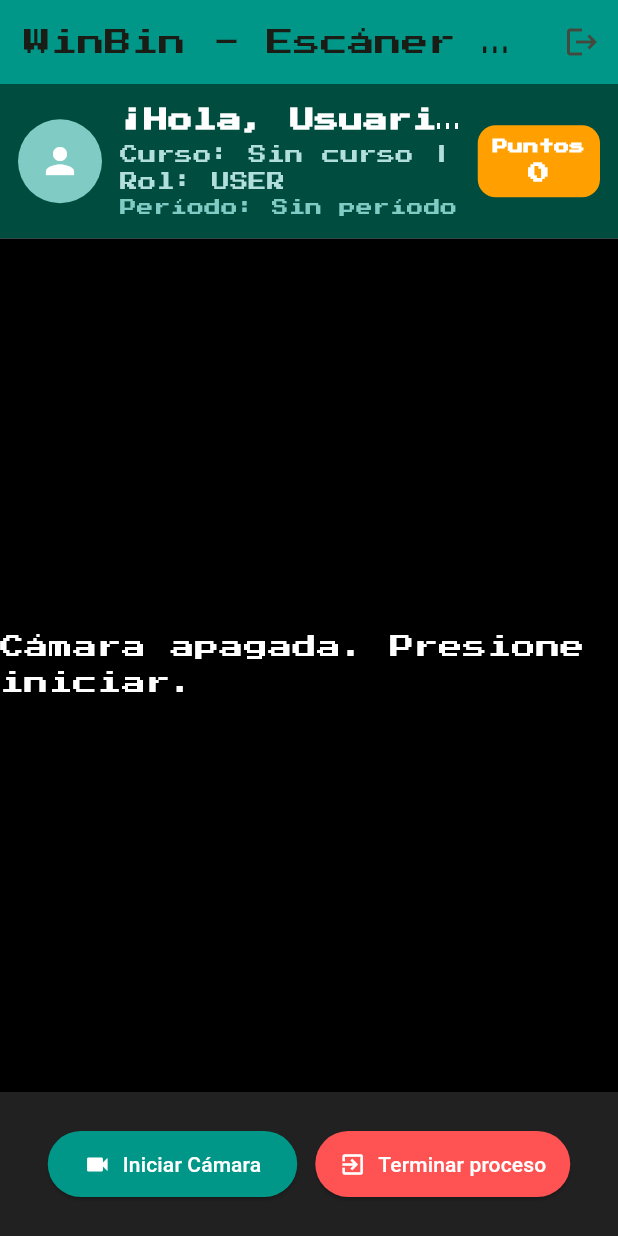
After one commit to jhongaleano/frontend_winbin_maquina, a Flutter app: the CameraScreen screen opened directly, on a phone screen of 412 x 824 dp. The commit adds this screen. Run offline on Flutter 3.47's test engine with Material 3 defaults, Android fonts, the phone set to English and light mode, and no system bars; our stand-ins replace camera, flutter_secure_storage, google_fonts; accounts and stored records are empty.

Commit message:
feat: se creo la vista y logica para el proceso de reciclaje, se termino la logica de logueo

```diff
--- /dev/null
+++ b/lib/screens/CamaraScreen.dart
@@ -0,0 +1,292 @@
+import 'dart:io';
+import 'package:flutter/material.dart';
+import 'package:camera/camera.dart';
+import 'package:provider/provider.dart';
+import 'package:front_winbin/poviders/IaProvider.dart';
+import 'package:front_winbin/poviders/AuthProvider.dart';
+import 'package:front_winbin/screens/home_screen.dart';
+
+class CameraScreen extends StatefulWidget {
+  const CameraScreen({Key? key}) : super(key: key);
+
+  @override
+  State<CameraScreen> createState() => _CameraScreenState();
+}
+
+class _CameraScreenState extends State<CameraScreen> {
+  CameraController? _controller;
+  List<CameraDescription>? _cameras;
+  bool _isCameraInitialized = false;
+  bool _fotoProcesada = false;
+
+  void _mostrarSnackBar(String mensaje) {
+    ScaffoldMessenger.of(
+      context,
+    ).showSnackBar(SnackBar(content: Text(mensaje)));
+  }
+
+  Future<void> _encenderCamara() async {
+    try {
+      _cameras = await availableCameras();
+
+      if (_cameras != null && _cameras!.isNotEmpty) {
+        _controller = CameraController(
+          _cameras!.first,
+          ResolutionPreset.medium,
+          enableAudio: false,
+        );
+        await _controller!.initialize();
+
+        if (mounted) {
+          setState(() {
+            _isCameraInitialized = true;
+          });
+        } else {
+          _mostrarSnackBar('Error: La cámara no se pudo inicializar.');
+        }
+      }
+    } catch (e) {
+      _mostrarSnackBar("Error al abrir la cámara: $e");
+    }
+  }
+
+  Future<void> _capturarYProcesar(BuildContext context) async {
+    if (_controller == null || !_controller!.value.isInitialized) return;
+
+    if (_controller!.value.isTakingPicture) return;
+    try {
+      XFile fotoXFile = await _controller!.takePicture();
+      File fotoFile = File(fotoXFile.path);
+
+      if (mounted) {
+        _mostrarSnackBar("Foto capturada y enviada a la IA....");
+
+        await context.read<IaProvider>().procesarReciclajeDeCamara(fotoFile);
+
+        _mostrarSnackBar("¡Imagen procesada con éxito!");
+
+        setState(() {
+          _fotoProcesada = true;
+        });
+      }
+    } catch (e) {
+      _mostrarSnackBar("Error al capturar la imagen: $e");
+    }
+  }
+
+  void _reiniciarCamara() {
+    setState(() {
+      _fotoProcesada = false;
+    });
+  }
+
+  Future<void> _cerrarSesion() async {
+    await context.read<AuthProvider>().logout();
+
+    if (mounted) {
+      Navigator.pushAndRemoveUntil(
+        context,
+        MaterialPageRoute<void>(builder: (_) => const HomeScreen()),
+        (route) => false,
+      );
+    }
+  }
+
+  @override
+  void dispose() {
+    _controller?.dispose();
+    super.dispose();
+  }
+
+  @override
+  Widget build(BuildContext context) {
+    final authProvider = context.watch<AuthProvider>();
+    final usuario = authProvider.usuarioActual;
+    final idPeriodo = authProvider.idperiodo ?? 'Sin período';
+
+
+    final String nombre = usuario?['nombre'] ?? 'Usuario';
+    final String avatarUrl = usuario?['avatarUrl'] ?? '';
+    final int puntos = usuario?['puntos'] ?? 0;
+    final String rol = usuario?['rol'] ?? 'USER';
+    final String nombreCurso = usuario?['curso']?['nombreCurso'] ?? 'Sin curso';
+
+    return Scaffold(
+      appBar: AppBar(
+        title: const Text('WinBin - Escáner de Reciclaje'),
+        backgroundColor: Colors.teal,
+        actions: [
+          IconButton(
+            icon: const Icon(Icons.logout),
+            onPressed: _cerrarSesion,
+            tooltip: 'Cerrar Sesión',
+          ),
+        ],
+      ),
+      body: Column(
+        children: [
+          Container(
+          padding: const EdgeInsets.all(12.0),
+          color: Colors.teal.shade900,
+          child: Row(
+            children: [
+              CircleAvatar(
+                radius: 28,
+                backgroundColor: Colors.teal.shade200,
+                backgroundImage: avatarUrl.isNotEmpty ? NetworkImage(avatarUrl) : null,
+                child: avatarUrl.isEmpty
+                    ? const Icon(Icons.person, size: 28, color: Colors.white)
+                    : null,
+              ),
+              const SizedBox(width: 12),
+
+
+              Expanded(
+                child: Column(
+                  crossAxisAlignment: CrossAxisAlignment.start,
+                  children: [
+                    Text(
+                      '¡Hola, $nombre!',
+                      style: const TextStyle(
+                        color: Colors.white,
+                        fontWeight: FontWeight.bold,
+                        fontSize: 16,
+                      ),
+                      overflow: TextOverflow.ellipsis,
+                    ),
+                    const SizedBox(height: 2),
+                    Text(
+                      'Curso: $nombreCurso | Rol: $rol',
+                      style: TextStyle(color: Colors.teal.shade100, fontSize: 12),
+                    ),
+                    Text(
+                      'Período: $idPeriodo',
+                      style: TextStyle(color: Colors.teal.shade200, fontSize: 11),
+                      overflow: TextOverflow.ellipsis,
+                    ),
+                  ],
+                ),
+              ),
+
+              // Puntos
+              Container(
+                padding: const EdgeInsets.symmetric(horizontal: 10, vertical: 6),
+                decoration: BoxDecoration(
+                  color: Colors.amber.shade700,
+                  borderRadius: BorderRadius.circular(12),
+                ),
+                child: Column(
+                  children: [
+                    const Text(
+                      'Puntos',
+                      style: TextStyle(color: Colors.white, fontSize: 10, fontWeight: FontWeight.bold),
+                    ),
+                    Text(
+                      '$puntos',
+                      style: const TextStyle(color: Colors.white, fontSize: 14, fontWeight: FontWeight.bold),
+                    ),
+                  ],
+                ),
+              ),
+            ],
+          ),
+        ),
+          Expanded(
+            child: Container(
+              width: double.infinity,
+              color: Colors.black,
+              child: Center(
+                child: _isCameraInitialized
+                    ? AspectRatio(
+                        aspectRatio: _controller!.value.aspectRatio,
+                        child: CameraPreview(_controller!),
+                      )
+                    : const Text(
+                        'Cámara apagada. Presione iniciar.',
+                        style: TextStyle(color: Colors.white, fontSize: 16),
+                      ),
+              ),
+            ),
+          ),
+
+          Container(
+            padding: const EdgeInsets.all(24.0),
+            color: Colors.grey[900],
+            child: SingleChildScrollView(
+              scrollDirection: Axis.vertical,
+              child: Row(
+                mainAxisAlignment: MainAxisAlignment.center,
+                children: [
+                  if (!_isCameraInitialized)
+                    ElevatedButton.icon(
+                      style: ElevatedButton.styleFrom(
+                        backgroundColor: Colors.teal,
+                        padding: const EdgeInsets.symmetric(
+                          horizontal: 24,
+                          vertical: 12,
+                        ),
+                      ),
+                      onPressed: _encenderCamara,
+                      icon: const Icon(Icons.videocam, color: Colors.white),
+                      label: const Text(
+                        'Iniciar Cámara',
+                        style: TextStyle(color: Colors.white),
+                      ),
+                    )
+                  else if (!_fotoProcesada)
+                    ElevatedButton.icon(
+                      style: ElevatedButton.styleFrom(
+                        backgroundColor: Colors.amber[800],
+                        padding: const EdgeInsets.symmetric(
+                          horizontal: 24,
+                          vertical: 12,
+                        ),
+                      ),
+                      onPressed: () => _capturarYProcesar(context),
+                      icon: const Icon(Icons.camera_alt, color: Colors.white),
+                      label: const Text(
+                        'Tomar Foto y Procesar',
+                        style: TextStyle(color: Colors.white),
+                      ),
+                    )
+                  else
+                    ElevatedButton.icon(
+                      style: ElevatedButton.styleFrom(
+                        backgroundColor: Colors.teal,
+                        padding: const EdgeInsets.symmetric(
+                          horizontal: 16,
+                          vertical: 12,
+                        ),
+                      ),
+                      onPressed: () => _reiniciarCamara(),
+                      icon: const Icon(Icons.refresh, color: Colors.white),
+                      label: const Text(
+                        '¿Quieres reciclar de nuevo?',
+                        style: TextStyle(color: Colors.white),
+                      ),
+                    ),
+                  const SizedBox(width: 12),
+                  ElevatedButton.icon(
+                    style: ElevatedButton.styleFrom(
+                      backgroundColor: Colors.redAccent,
+                      padding: const EdgeInsets.symmetric(
+                        horizontal: 16,
+                        vertical: 12,
+                      ),
+                    ),
+                    onPressed: _cerrarSesion,
+                    icon: const Icon(Icons.exit_to_app, color: Colors.white),
+                    label: const Text(
+                      'Terminar proceso',
+                      style: TextStyle(color: Colors.white),
+                    ),
+                  ),
+                ],
+              ),
+            ),
+          ),
+        ],
+      ),
+    );
+  }
+}
--- a/pubspec.yaml
+++ b/pubspec.yaml
@@ -37,6 +37,8 @@ dependencies:
   google_fonts: ^6.2.1
   http: ^1.6.0
   flutter_secure_storage: ^9.2.4
+  camera: ^0.12.0+2
+  provider: ^6.1.5+1
 
 dev_dependencies:
   flutter_test:
```
Also changed, not shown: lib/main.dart (+13 -1 lines), lib/poviders/AuthProvider.dart (added, +125 -0 lines), lib/poviders/IaProvider.dart (added, +35 -0 lines), lib/screens/login_screen.dart (+16 -5 lines), lib/screens/register_screen.dart (+10 -9 lines), lib/services/AuthService.dart (+115 -11 lines), lib/services/IaService.dart (added, +43 -0 lines), pubspec.lock, 1 other file.
